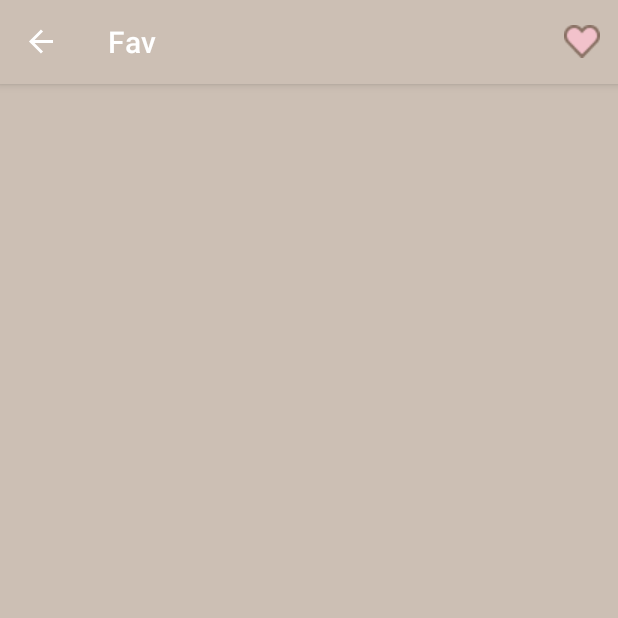
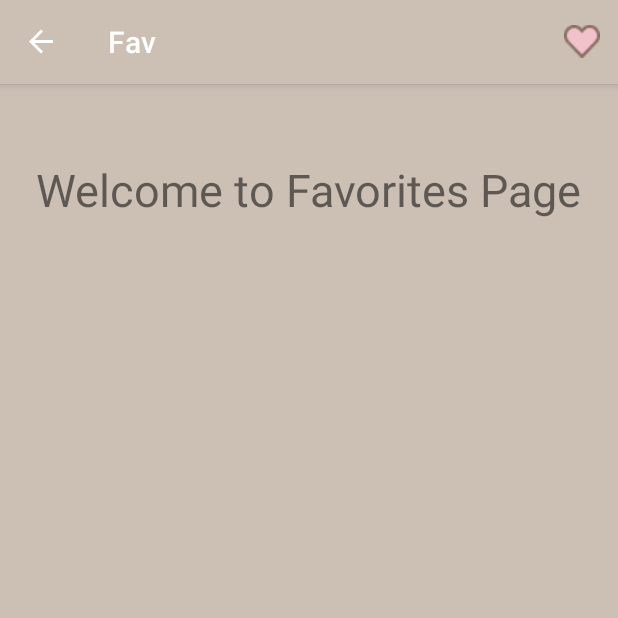
Before and after one commit to beafatima/AddToFav2, an Android app: the FavFragment screen opened through its navigation route, after a tap on "Favorites", on a phone screen of 412 x 824 dp, the top half of it. Run offline under Robolectric (Android 15) with nearby library versions, the phone set to English and light mode, and no system bars; our stand-ins replace navigation-ui; pictures from the network do not load; 1 statement that could not run was skipped.

Commit message:
heart button

```diff
--- a/app/src/main/java/com/example/addtofav/views/FavFragment.java
+++ b/app/src/main/java/com/example/addtofav/views/FavFragment.java
@@ -2,6 +2,7 @@ package com.example.addtofav.views;
 
 import android.os.Bundle;
 
+import androidx.annotation.Nullable;
 import androidx.fragment.app.Fragment;
 
 import android.view.LayoutInflater;
@@ -12,17 +13,22 @@ import com.example.addtofav.R;
 
 
 public class FavFragment extends Fragment {
-
+/*
     public FavFragment() {
         // Required empty public constructor
     }
 
+
+ */
+    @Nullable
     @Override
-    public View onCreateView(LayoutInflater inflater, ViewGroup container,
-                             Bundle savedInstanceState) {
+    public View onCreateView(LayoutInflater inflater, @Nullable ViewGroup container,
+                             @Nullable Bundle savedInstanceState) {
+        View view = inflater.inflate(R.layout.fragment_fav, container, false);
+        return view;
 
 
         // Inflate the layout for this fragment
-        return inflater.inflate(R.layout.fragment_fav, container, false);
+        //return inflater.inflate(R.layout.fragment_fav, container, false);
     }
 }
--- a/app/src/main/java/com/example/addtofav/views/MainActivity.java
+++ b/app/src/main/java/com/example/addtofav/views/MainActivity.java
@@ -47,11 +47,34 @@ public class MainActivity extends AppCompatActivity {
 
         itemViewModel.getFav().observe(this, favItems -> Log.d(TAG, "onChanged: " + favItems.size()));
 
+        /*
+        //click heart button
+        Button button = findViewById(R.id.favFragment2);
+        button.setOnClickListener(new View.OnClickListener() {
+            @Override
+            public void onClick(View v) {
+                FavFragment fragment = new FavFragment();
+                FragmentManager fragmentManager = getSupportFragmentManager();
+                FragmentTransaction fragmentTransaction = fragmentManager.beginTransaction();
+                fragmentTransaction.replace(R.id.main, fragment);
+                fragmentTransaction.commit();
+            }
+        });
+        */
         ViewCompat.setOnApplyWindowInsetsListener(findViewById(R.id.main), (v, insets) -> {
             Insets systemBars = insets.getInsets(WindowInsetsCompat.Type.systemBars());
             v.setPadding(systemBars.left, systemBars.top, systemBars.right, systemBars.bottom);
             return insets;
         });
+    }
+
+    public void onHeartButtonClicked(MenuItem item) {
+        FavFragment fragment = new FavFragment();
+        FragmentManager fragmentManager = getSupportFragmentManager();
+        FragmentTransaction fragmentTransaction = fragmentManager.beginTransaction();
+        fragmentTransaction.replace(R.id.main, fragment);
+        fragmentTransaction.commit();
+
     }
 
     @Override
@@ -60,11 +83,14 @@ public class MainActivity extends AppCompatActivity {
         return super.onSupportNavigateUp();
     }
 
+
     @Override
     public boolean onCreateOptionsMenu(Menu menu){
         getMenuInflater().inflate(R.menu.main_menu, menu);
         return true;
     }
+
+
 
    /*   MenuItem menuItem = menu.findItem(R.id.favFragment);
         View actionView = menuItem.getActionView();
@@ -89,4 +115,8 @@ public class MainActivity extends AppCompatActivity {
 
         return NavigationUI.onNavDestinationSelected(item, navController) || super.onOptionsItemSelected(item);
     }
+
+
+
+
 }
--- a/app/src/main/res/layout/fragment_fav.xml
+++ b/app/src/main/res/layout/fragment_fav.xml
@@ -4,14 +4,22 @@
     android:layout_width="match_parent"
     android:layout_height="match_parent"
     tools:context=".views.FavFragment"
-    android:id="@+id/favFragment"
-    >
+    android:id="@+id/favFragment">
+
 
     <LinearLayout
         android:layout_height="wrap_content"
         android:layout_width="match_parent"
-        android:orientation="vertical"
-        >
+        android:orientation="vertical">
+
+        <TextView
+            android:layout_width="wrap_content"
+            android:layout_height="wrap_content"
+            android:text="@string/welcome_to_favorites_page"
+            android:textSize="30sp"
+            android:layout_gravity="center"
+            android:layout_marginTop="50dp"
+            />
         <androidx.recyclerview.widget.RecyclerView
             android:id="@+id/favRecyclerView"
             android:layout_width="match_parent"
--- a/app/src/main/res/menu/main_menu.xml
+++ b/app/src/main/res/menu/main_menu.xml
@@ -4,12 +4,17 @@
 
     <item
         android:id="@+id/favFragment2"
+        android:icon="@drawable/fill_heart"
+        android:onClick="onHeartButtonClicked"
         android:title="@string/favorites"
-        android:icon="@drawable/fill_heart"
-        app:showAsAction="always"/>
-        <!--
-        app:actionLayout="@layout/fav_action_item"
-        -->
+        app:showAsAction="always" />
+    <!--
+
+
+
+    app:actionLayout="@layout/fav_action_item"
+
+    -->
 
 
 </menu>
--- a/app/src/main/res/values/strings.xml
+++ b/app/src/main/res/values/strings.xml
@@ -5,4 +5,5 @@
     <string name="hello_blank_fragment">Hello blank fragment</string>
     <string name="item_1">Item 1</string>
     <string name="add_to_favorites">ADD TO FAVORITES</string>
+    <string name="welcome_to_favorites_page">Welcome to Favorites Page</string>
 </resources>
```
